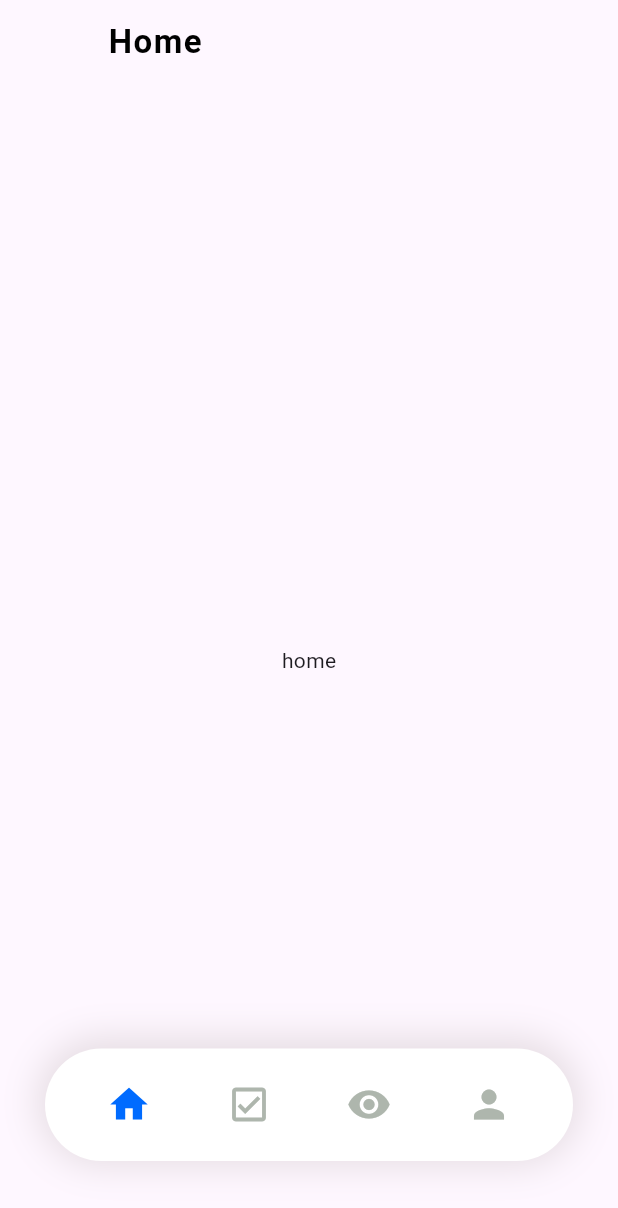
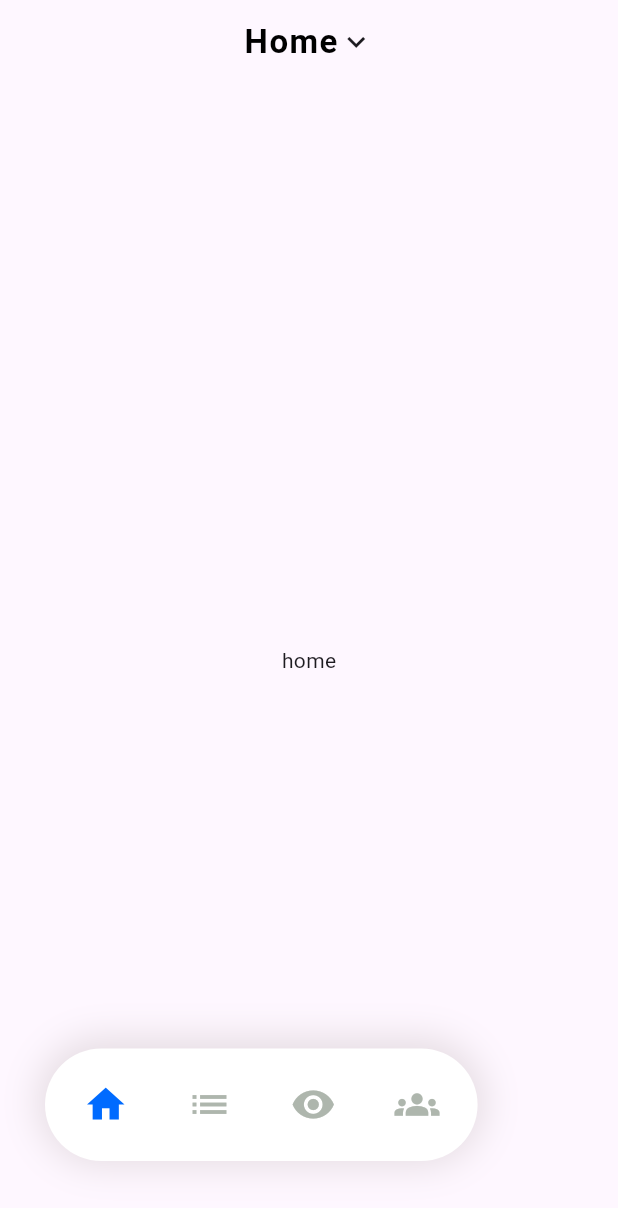
Before and after one commit to darkzelli/yearly, a Flutter app: the screen it shows after launch, on a phone screen of 412 x 824 dp. Shown: the top 1208 px of the screen. Run offline on Flutter 3.47's test engine with Material 3 defaults, Android fonts, the phone set to English and light mode, and no system bars; missing offline and left inert: dart:ffi.

Commit message:
update bottomnav

```diff
--- a/lib/main.dart
+++ b/lib/main.dart
@@ -4,6 +4,8 @@ import 'package:yearly/pages/board.dart';
 import 'package:yearly/pages/home.dart';
 import 'package:yearly/pages/settings.dart';
 import 'dart:ui';
+
+import 'package:yearly/widgets/bottom_nav.dart';
 
 void main() {
   runApp(const MainApp());
@@ -38,10 +40,6 @@ class _MainAppState extends State<MainApp> {
 
   int currentPageIndex = 0;
 
-  void navButtonPressed(pageIndex) {
-    _pageController.jumpToPage(pageIndex);
-  }
-
   @override
   void dispose() {
     _pageController.dispose();
@@ -63,84 +61,23 @@ class _MainAppState extends State<MainApp> {
               children: const [Home(), Checklist(), Board(), Settings()],
             ),
             appBar: AppBar(
-          title: Text(navTitle,
+              title: GestureDetector(
+                child:
+                    Row(mainAxisAlignment: MainAxisAlignment.center, children: [
+                  Text(navTitle,
                       style: TextStyle(
                           color: Colors.black,
                           fontWeight: FontWeight.w600,
                           letterSpacing: 1)),
+                  Icon(Icons.expand_more)
+                ]),
+              ),
               backgroundColor: Colors.transparent,
               elevation: 0,
-          leading: currentPageIndex == 1
-              ? IconButton(onPressed: () {}, icon: Icon(Icons.more_vert))
-              : Container(),
-          actions: [
-            currentPageIndex == 1
-                ? IconButton(onPressed: () {}, icon: Icon(Icons.add))
-                : Container(),
-          ]),
+            ),
             extendBody: true,
-      bottomNavigationBar: Padding(
-          padding: const EdgeInsets.symmetric(vertical: 50, horizontal: 30),
-          child: Container(
-            height: 75,
-            decoration: BoxDecoration(
-              color: Colors.white,
-              borderRadius: BorderRadius.circular(50),
-              boxShadow: const [
-                BoxShadow(
-                  color: Color.fromRGBO(172, 159, 159, .3),
-                  spreadRadius: 5,
-                  blurRadius: 20,
-                  offset: Offset(0, -2), // Raised from bottom
-                ),
-              ],
-            ),
-            child: Row(
-              mainAxisAlignment: MainAxisAlignment.spaceEvenly,
-              children: [
-                IconButton(
-                  onPressed: () => navButtonPressed(0),
-                  icon: Icon(
-                    Icons.home,
-                    color: (currentPageIndex == 0)
-                        ? const Color.fromRGBO(0, 107, 255, 1)
-                        : const Color.fromRGBO(174, 182, 173, 1),
-                    size: 30,
-                  ),
-                ),
-                IconButton(
-                  onPressed: () => navButtonPressed(1),
-                  icon: Icon(
-                    Icons.check_box_outlined,
-                    color: (currentPageIndex == 1)
-                        ? const Color.fromRGBO(0, 107, 255, 1)
-                        : const Color.fromRGBO(174, 182, 173, 1),
-                    size: 30,
-                  ),
-                ),
-                IconButton(
-                  onPressed: () => navButtonPressed(2),
-                  icon: Icon(
-                    Icons.remove_red_eye,
-                    color: (currentPageIndex == 2)
-                        ? const Color.fromRGBO(0, 107, 255, 1)
-                        : const Color.fromRGBO(174, 182, 173, 1),
-                    size: 30,
-                  ),
-                ),
-                IconButton(
-                  onPressed: () => navButtonPressed(3),
-                  icon: Icon(
-                    Icons.person,
-                    color: (currentPageIndex == 3)
-                        ? const Color.fromRGBO(0, 107, 255, 1)
-                        : const Color.fromRGBO(174, 182, 173, 1),
-                    size: 30,
-                  ),
-                ),
-              ],
-            ),
-          )),
-    ));
+            bottomNavigationBar: BottomNav(
+                currentPageIndex: currentPageIndex,
+                pageController: _pageController)));
   }
 }
--- /dev/null
+++ b/lib/widgets/bottom_nav copy.dart
@@ -0,0 +1,76 @@
+import 'package:flutter/material.dart';
+
+class BottomNav extends StatelessWidget {
+  final PageController pageController;
+  final int currentPageIndex;
+  const BottomNav(
+      {Key? super.key,
+      required this.pageController,
+      required this.currentPageIndex});
+
+  @override
+  Widget build(BuildContext context) {
+    return Padding(
+        padding: const EdgeInsets.symmetric(vertical: 50, horizontal: 30),
+        child: Container(
+          height: 75,
+          decoration: BoxDecoration(
+            color: Colors.white,
+            borderRadius: BorderRadius.circular(50),
+            boxShadow: const [
+              BoxShadow(
+                color: Color.fromRGBO(172, 159, 159, .3),
+                spreadRadius: 5,
+                blurRadius: 20,
+                offset: Offset(0, -2), // Raised from bottom
+              ),
+            ],
+          ),
+          child: Row(
+            mainAxisAlignment: MainAxisAlignment.spaceEvenly,
+            children: [
+              IconButton(
+                onPressed: () => pageController.jumpToPage(0),
+                icon: Icon(
+                  Icons.home,
+                  color: (currentPageIndex == 0)
+                      ? const Color.fromRGBO(0, 107, 255, 1)
+                      : const Color.fromRGBO(174, 182, 173, 1),
+                  size: 30,
+                ),
+              ),
+              IconButton(
+                onPressed: () => pageController.jumpToPage(1),
+                icon: Icon(
+                  Icons.check_box_outlined,
+                  color: (currentPageIndex == 1)
+                      ? const Color.fromRGBO(0, 107, 255, 1)
+                      : const Color.fromRGBO(174, 182, 173, 1),
+                  size: 30,
+                ),
+              ),
+              IconButton(
+                onPressed: () => pageController.jumpToPage(2),
+                icon: Icon(
+                  Icons.remove_red_eye,
+                  color: (currentPageIndex == 2)
+                      ? const Color.fromRGBO(0, 107, 255, 1)
+                      : const Color.fromRGBO(174, 182, 173, 1),
+                  size: 30,
+                ),
+              ),
+              IconButton(
+                onPressed: () => pageController.jumpToPage(3),
+                icon: Icon(
+                  Icons.person,
+                  color: (currentPageIndex == 3)
+                      ? const Color.fromRGBO(0, 107, 255, 1)
+                      : const Color.fromRGBO(174, 182, 173, 1),
+                  size: 30,
+                ),
+              ),
+            ],
+          ),
+        ));
+  }
+}
--- /dev/null
+++ b/lib/widgets/bottom_nav.dart
@@ -0,0 +1,23 @@
+import 'package:flutter/material.dart';
+import 'package:yearly/widgets/bottom_nav_main.dart';
+
+class BottomNav extends StatelessWidget {
+  final PageController pageController;
+  final int currentPageIndex;
+  const BottomNav(
+      {Key? super.key,
+      required this.pageController,
+      required this.currentPageIndex});
+
+  @override
+  Widget build(BuildContext context) {
+    final screenWidth = MediaQuery.of(context).size.width;
+    return Padding(
+      padding: const EdgeInsets.symmetric(vertical: 50, horizontal: 30),
+      child: Row(children: [
+        BottomNavMain(
+            currentPageIndex: currentPageIndex, pageController: pageController)
+      ]),
+    );
+  }
+}
--- /dev/null
+++ b/lib/widgets/bottom_nav_main.dart
@@ -0,0 +1,77 @@
+import 'package:flutter/material.dart';
+
+class BottomNavMain extends StatelessWidget {
+  final PageController pageController;
+  final int currentPageIndex;
+  const BottomNavMain(
+      {Key? super.key,
+      required this.pageController,
+      required this.currentPageIndex});
+
+  @override
+  Widget build(BuildContext context) {
+    final screenWidth = MediaQuery.of(context).size.width;
+    return Container(
+        height: 75,
+        width: screenWidth * 0.70,
+        decoration: BoxDecoration(
+          color: Colors.white,
+          borderRadius: BorderRadius.circular(50),
+          boxShadow: const [
+            BoxShadow(
+              color: Color.fromRGBO(172, 159, 159, .3),
+              spreadRadius: 5,
+              blurRadius: 20,
+              offset: Offset(0, -2), // Raised from bottom
+            ),
+          ],
+        ),
+        child: Padding(
+          padding:
+              EdgeInsets.symmetric(vertical: 10, horizontal: screenWidth * .04),
+          child:
+              Row(mainAxisAlignment: MainAxisAlignment.spaceBetween, children: [
+            IconButton(
+              onPressed: () => pageController.jumpToPage(0),
+              icon: Icon(
+                Icons.home,
+                color: (currentPageIndex == 0)
+                    ? const Color.fromRGBO(0, 107, 255, 1)
+                    : const Color.fromRGBO(174, 182, 173, 1),
+                size: 30,
+              ),
+            ),
+            IconButton(
+              onPressed: () => pageController.jumpToPage(1),
+              icon: Icon(
+                Icons.list,
+                color: (currentPageIndex == 1)
+                    ? const Color.fromRGBO(0, 107, 255, 1)
+                    : const Color.fromRGBO(174, 182, 173, 1),
+                size: 30,
+              ),
+            ),
+            IconButton(
+              onPressed: () => pageController.jumpToPage(2),
+              icon: Icon(
+                Icons.remove_red_eye,
+                color: (currentPageIndex == 2)
+                    ? const Color.fromRGBO(0, 107, 255, 1)
+                    : const Color.fromRGBO(174, 182, 173, 1),
+                size: 30,
+              ),
+            ),
+            IconButton(
+              onPressed: () => pageController.jumpToPage(3),
+              icon: Icon(
+                Icons.groups,
+                color: (currentPageIndex == 3)
+                    ? const Color.fromRGBO(0, 107, 255, 1)
+                    : const Color.fromRGBO(174, 182, 173, 1),
+                size: 30,
+              ),
+            ),
+          ]),
+        ));
+  }
+}
```
Lines whose indentation alone changed are shown as unchanged.
